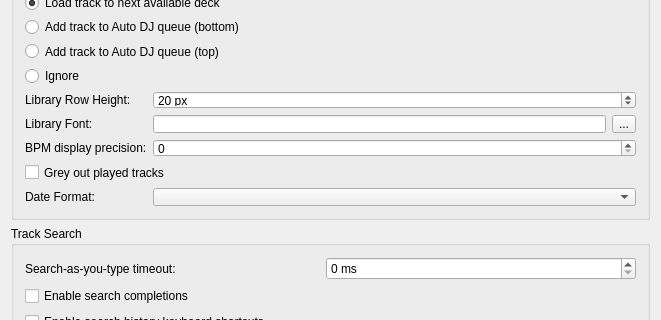
Qt form src/preferences/dialog/dlgpreflibrarydlg.ui (xARSENICx/mixxx) before a commit; both pictures show x 0 to 661 and y 461 to 781 of the 661 by 1560 pixel window.
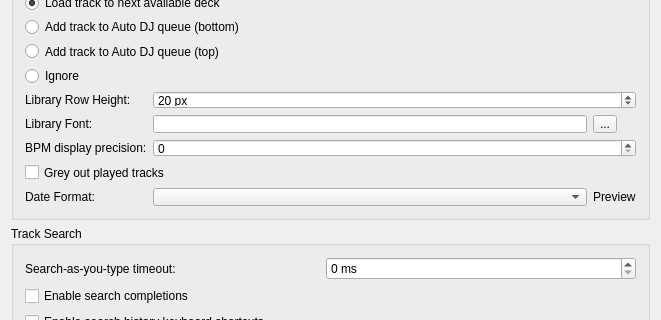
The same form after that commit.

Commit message:
feat(library): Add custom date format with live preview
- Replaced DateFormat enum with QString to support custom formats.
- Leveraged QLocale for 'Native' (System Default) date formatting.
- Updated Library Preferences with an editable combobox and live Preview label.
- Added presets for ISO 8601 and Regional formats.
- Added unit tests for date formatting logic.

What changed in the file:
```diff
--- a/src/preferences/dialog/dlgpreflibrarydlg.ui
+++ b/src/preferences/dialog/dlgpreflibrarydlg.ui
@@ -308,9 +308,16 @@
         </property>
        </widget>
       </item>
-      <item row="11" column="1" colspan="2">
+      <item row="11" column="1">
        <widget class="QComboBox" name="comboBox_dateFormat"/>
       </item>
+      <item row="11" column="2">
+       <widget class="QLabel" name="label_dateFormatPreview">
+        <property name="text">
+         <string>Preview</string>
+        </property>
+       </widget>
+      </item>
 
      </layout>
     </widget>
```
The commit also changes 6 other files.
